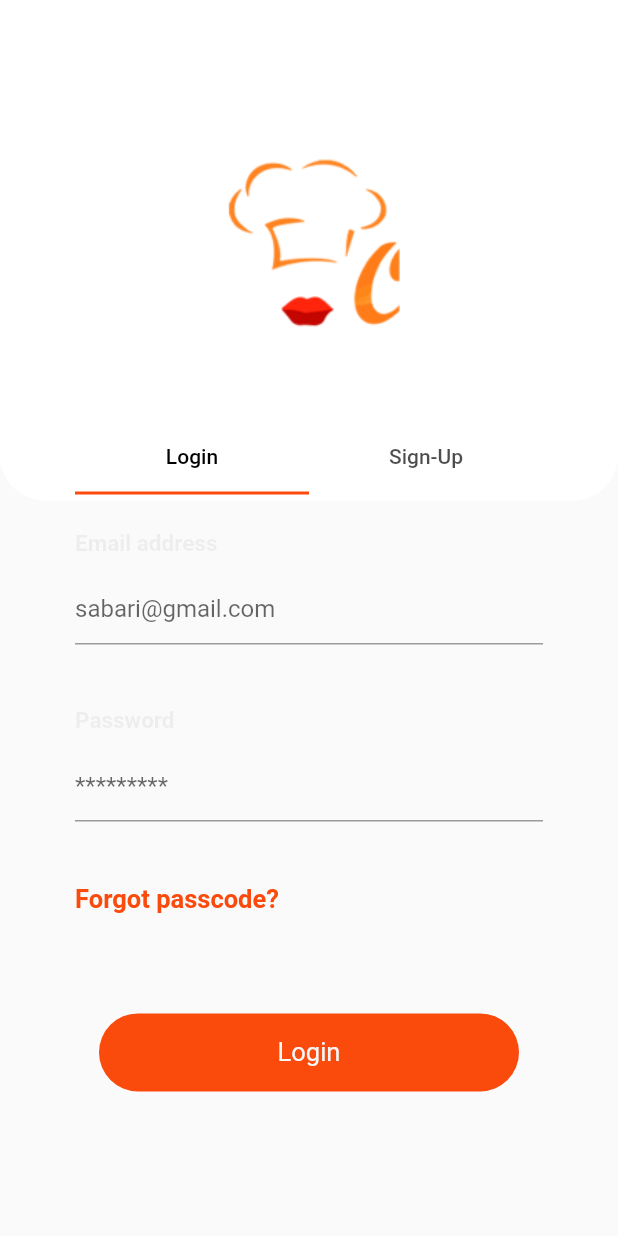
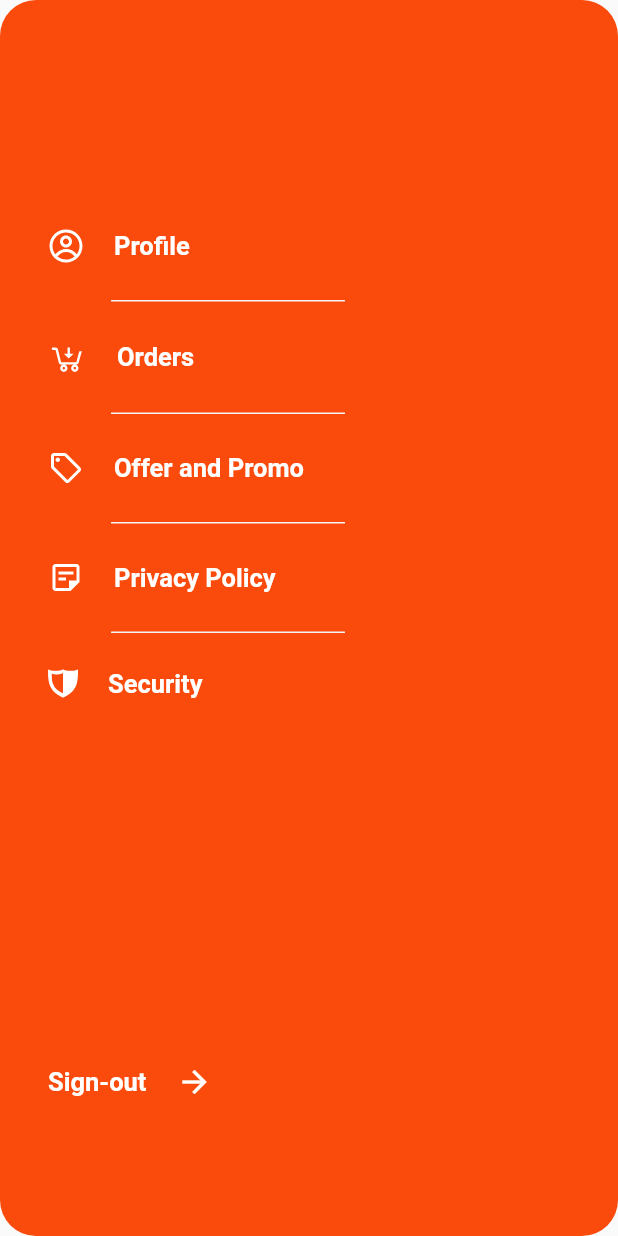
Before and after one commit to nathansdev/flutter_food_delivery_ui_kit, a Flutter app: the LoginScreen screen opened by its route, after a tap on "Login", on a phone screen of 412 x 824 dp. Run offline on Flutter 3.47's test engine with Material 2 defaults, Android fonts, the phone set to English and light mode, and no system bars; our stand-ins replace flutter_svg; Roboto replaces fonts that are missing (SF Pro Rounded).

Commit message:
added navigation screen

```diff
--- a/lib/home/landing_screen.dart
+++ b/lib/home/landing_screen.dart
@@ -1,4 +1,5 @@
 import 'package:flutter/material.dart';
+import 'package:flutter_ui_food_delivery_app/home/navigation_screen.dart';
 
 class LandingScreen extends StatefulWidget {
   LandingScreen({Key key}) : super(key: key);
@@ -11,8 +12,8 @@ class _LandingScreenState extends State<LandingScreen> {
   @override
   Widget build(BuildContext context) {
     return Scaffold(
-      body: Container(
-        child: Text("data"),
+      body: Stack(
+        children: [NavigationScreen()],
       ),
     );
   }
--- /dev/null
+++ b/lib/home/navigation_screen.dart
@@ -0,0 +1,112 @@
+import 'package:flutter/material.dart';
+import 'package:flutter_svg/flutter_svg.dart';
+import 'package:flutter_ui_food_delivery_app/utils/colors.dart';
+import 'package:flutter_ui_food_delivery_app/widgets/custom_text.dart';
+
+class NavigationScreen extends StatefulWidget {
+  NavigationScreen({Key key}) : super(key: key);
+
+  @override
+  _NavigationScreenState createState() => _NavigationScreenState();
+}
+
+class _NavigationScreenState extends State<NavigationScreen> {
+  List<NavOption> options = [];
+  @override
+  void initState() {
+    super.initState();
+    options.add(
+        NavOption(title: "Profile", assetPath: "assets/icons/profile.svg"));
+    options.add(NavOption(title: "Orders", assetPath: "assets/icons/buy.svg"));
+    options.add(NavOption(
+        title: "Offer and Promo", assetPath: "assets/icons/offer.svg"));
+    options.add(
+        NavOption(title: "Privacy Policy", assetPath: "assets/icons/note.svg"));
+    options.add(
+        NavOption(title: "Security", assetPath: "assets/icons/security.svg"));
+  }
+
+  @override
+  Widget build(BuildContext context) {
+    double sizeWidth = MediaQuery.of(context).size.width;
+    double sizeHeight = MediaQuery.of(context).size.height;
+    return Container(
+      decoration: BoxDecoration(
+          color: vermilion, borderRadius: BorderRadius.circular(24)),
+      child: Column(
+        children: [
+          Expanded(
+            flex: 3,
+            child: Container(
+              alignment: Alignment.center,
+              child: ListView.separated(
+                shrinkWrap: true,
+                padding: EdgeInsets.all(32),
+                itemBuilder: (BuildContext context, int index) {
+                  return Container(
+                    padding: EdgeInsets.symmetric(vertical: 16),
+                    child: Row(
+                      children: [
+                        SvgPicture.asset(options[index].assetPath),
+                        SizedBox(
+                          width: 20,
+                        ),
+                        AppText(
+                          text: options[index].title,
+                          size: 17,
+                          weight: FontWeight.w600,
+                          color: Colors.white,
+                        )
+                      ],
+                    ),
+                  );
+                },
+                separatorBuilder: (BuildContext context, int index) {
+                  return Padding(
+                    padding: const EdgeInsets.only(
+                        left: 42.0, top: 8, bottom: 8, right: 150),
+                    child: Container(
+                      width: sizeWidth * 0.5,
+                      height: 1,
+                      color: athens_gray_one,
+                    ),
+                  );
+                },
+                itemCount: options.length,
+              ),
+            ),
+          ),
+          Expanded(
+            flex: 1,
+            child: Container(
+              padding: EdgeInsets.all(32),
+              child: Row(
+                children: [
+                  AppText(
+                    text: "Sign-out",
+                    size: 17,
+                    weight: FontWeight.w600,
+                    color: Colors.white,
+                  ),
+                  SizedBox(
+                    width: 20,
+                  ),
+                  Icon(
+                    Icons.arrow_forward,
+                    color: Colors.white,
+                  ),
+                ],
+              ),
+            ),
+          )
+        ],
+      ),
+    );
+  }
+}
+
+class NavOption {
+  final title;
+  final assetPath;
+  NavOption({this.title, this.assetPath});
+}
--- a/lib/login/login_input_screen.dart
+++ b/lib/login/login_input_screen.dart
@@ -1,5 +1,6 @@
 import 'package:flutter/material.dart';
 import 'package:flutter_ui_food_delivery_app/utils/colors.dart';
+import 'package:flutter_ui_food_delivery_app/utils/routes.dart';
 import 'package:flutter_ui_food_delivery_app/widgets/custom_button.dart';
 import 'package:flutter_ui_food_delivery_app/widgets/custom_input.dart';
 import 'package:flutter_ui_food_delivery_app/widgets/custom_text.dart';
@@ -67,7 +68,9 @@ class _LoginInputScreenState extends State<LoginInputScreen> {
                 borderRadius: 30,
                 fontSize: 17,
                 fontWeight: FontWeight.w600,
-                onTap: () {},
+                onTap: () {
+                  Navigator.pushNamed(context, Routes.home);
+                },
                 text: "Login",
                 textColor: athens_gray)
           ],
--- a/lib/login/sign_up_input_screen.dart
+++ b/lib/login/sign_up_input_screen.dart
@@ -1,5 +1,6 @@
 import 'package:flutter/material.dart';
 import 'package:flutter_ui_food_delivery_app/utils/colors.dart';
+import 'package:flutter_ui_food_delivery_app/utils/routes.dart';
 import 'package:flutter_ui_food_delivery_app/widgets/custom_button.dart';
 import 'package:flutter_ui_food_delivery_app/widgets/custom_input.dart';
 import 'package:flutter_ui_food_delivery_app/widgets/custom_text.dart';
@@ -80,8 +81,10 @@ class _SignUpInputScreenState extends State<SignUpInputScreen> {
                 borderRadius: 30,
                 fontSize: 17,
                 fontWeight: FontWeight.w600,
-                onTap: () {},
-                text: "Login",
+                onTap: () {
+                  Navigator.pushNamed(context, Routes.home);
+                },
+                text: "Sign-up",
                 textColor: athens_gray)
           ],
         ),
--- a/lib/utils/colors.dart
+++ b/lib/utils/colors.dart
@@ -9,3 +9,4 @@ const vermilion_100 = Color(0xFFFF470B);
 const silver = Color(0xFFBCBABA);
 const athens_gray = Color(0xFFF6F6F9);
 const black_05 = Color(0x0D000000);
+const athens_gray_one = Color(0xFFF4F4F8);
```
Also changed, not shown: assets/icons/buy.svg (added), assets/icons/note.svg (added), assets/icons/offer.svg (added), assets/icons/profile.svg (added), assets/icons/security.svg (added).
